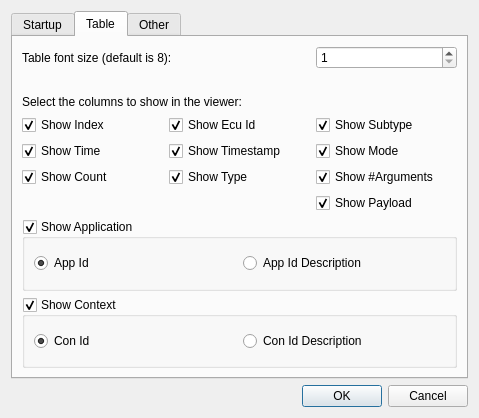
COVESA/dlt-viewer, file src/settingsdialog.ui: the form before one commit.
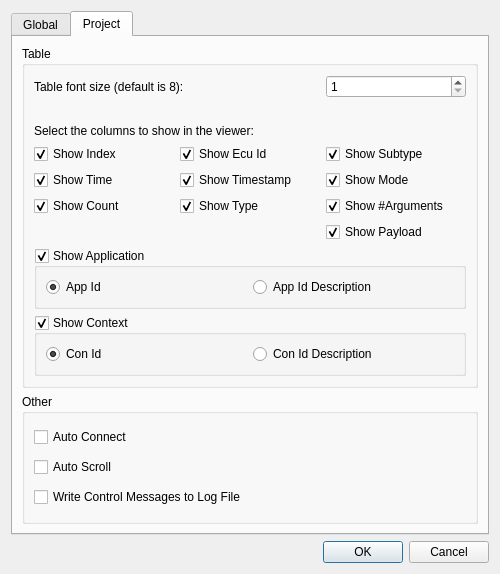
The form after the commit. The open tabs and pages were chosen to show the change. Icons and pictures are not drawn.

Commit message: [GSW-67] Store and restore global settings in project files.

Diff of the .ui file:
```diff
--- a/src/settingsdialog.ui
+++ b/src/settingsdialog.ui
@@ -6,8 +6,8 @@
    <rect>
     <x>0</x>
     <y>0</y>
-    <width>479</width>
-    <height>418</height>
+    <width>500</width>
+    <height>574</height>
    </rect>
   </property>
   <property name="windowTitle">
@@ -31,11 +31,11 @@
    <item row="0" column="0">
     <widget class="QTabWidget" name="tabWidget">
      <property name="currentIndex">
-      <number>1</number>
+      <number>0</number>
      </property>
      <widget class="QWidget" name="tab_1">
       <attribute name="title">
-       <string>Startup</string>
+       <string>Global</string>
       </attribute>
       <layout class="QGridLayout" name="gridLayout">
        <item row="0" column="0">
@@ -126,30 +126,64 @@
         </widget>
        </item>
        <item row="3" column="0">
-        <widget class="QCheckBox" name="checkBoxAutoConnect">
-         <property name="text">
-          <string>Auto Connect</string>
+        <spacer name="verticalSpacer">
+         <property name="orientation">
+          <enum>Qt::Vertical</enum>
          </property>
-        </widget>
-       </item>
-       <item row="4" column="0">
-        <widget class="QCheckBox" name="checkBoxAutoScroll">
-         <property name="text">
-          <string>Auto Scroll</string>
+         <property name="sizeHint" stdset="0">
+          <size>
+           <width>20</width>
+           <height>40</height>
+          </size>
          </property>
-         <property name="checked">
-          <bool>true</bool>
-         </property>
-        </widget>
+        </spacer>
        </item>
       </layout>
      </widget>
      <widget class="QWidget" name="tab_3">
       <attribute name="title">
-       <string>Table</string>
+       <string>Project</string>
       </attribute>
       <layout class="QGridLayout" name="gridLayout_6">
-       <item row="2" column="0">
+       <item row="0" column="0">
+        <widget class="QGroupBox" name="groupBox">
+         <property name="title">
+          <string>Table</string>
+         </property>
+         <layout class="QGridLayout" name="gridLayout_7">
+          <item row="3" column="0">
+           <widget class="QGroupBox" name="groupBoxConId">
+            <property name="title">
+             <string>Show Context</string>
+            </property>
+            <property name="checkable">
+             <bool>true</bool>
+            </property>
+            <layout class="QHBoxLayout" name="horizontalLayout_2">
+             <item>
+              <widget class="QRadioButton" name="radioButtonConId">
+               <property name="text">
+                <string>Con Id</string>
+               </property>
+               <property name="checked">
+                <bool>true</bool>
+               </property>
+              </widget>
+             </item>
+             <item>
+              <widget class="QRadioButton" name="radioButtonConIdDesc">
+               <property name="text">
+                <string>Con Id Description</string>
+               </property>
+               <property name="checked">
+                <bool>false</bool>
+               </property>
+              </widget>
+             </item>
+            </layout>
+           </widget>
+          </item>
+          <item row="1" column="0">
         <layout class="QGridLayout" name="gridLayout_3">
          <item row="3" column="0">
           <widget class="QCheckBox" name="checkBoxIndex">
@@ -251,6 +285,20 @@
            </property>
           </widget>
          </item>
+            <item row="1" column="0">
+             <widget class="QLabel" name="labelSpacer">
+              <property name="text">
+               <string/>
+              </property>
+             </widget>
+            </item>
+            <item row="2" column="0" colspan="2">
+             <widget class="QLabel" name="labelShowColumn">
+              <property name="text">
+               <string>Select the columns to show in the viewer:</string>
+              </property>
+             </widget>
+            </item>
          <item row="0" column="0" colspan="2">
           <widget class="QLabel" name="labelFontSize">
            <property name="text">
@@ -271,23 +319,9 @@
            </property>
           </widget>
          </item>
-         <item row="2" column="0" colspan="2">
-          <widget class="QLabel" name="labelShowColumn">
-           <property name="text">
-            <string>Select the columns to show in the viewer:</string>
-           </property>
-          </widget>
-         </item>
-         <item row="1" column="0">
-          <widget class="QLabel" name="labelSpacer">
-           <property name="text">
-            <string/>
-           </property>
-          </widget>
-         </item>
-        </layout>
-       </item>
-       <item row="4" column="0">
+           </layout>
+          </item>
+          <item row="2" column="0">
         <widget class="QGroupBox" name="groupBoxAppId">
          <property name="autoFillBackground">
           <bool>false</bool>
@@ -328,50 +362,37 @@
          </layout>
         </widget>
        </item>
-       <item row="5" column="0">
-        <widget class="QGroupBox" name="groupBoxConId">
+         </layout>
+        </widget>
+       </item>
+       <item row="1" column="0">
+        <widget class="QGroupBox" name="groupBox_2">
          <property name="title">
-          <string>Show Context</string>
-         </property>
-         <property name="checkable">
-          <bool>true</bool>
-         </property>
-         <layout class="QHBoxLayout" name="horizontalLayout_2">
-          <item>
-           <widget class="QRadioButton" name="radioButtonConId">
-            <property name="text">
-             <string>Con Id</string>
-            </property>
-            <property name="checked">
-             <bool>true</bool>
-            </property>
-           </widget>
-          </item>
-          <item>
-           <widget class="QRadioButton" name="radioButtonConIdDesc">
-            <property name="text">
-             <string>Con Id Description</string>
-            </property>
-            <property name="checked">
-             <bool>false</bool>
-            </property>
-           </widget>
-          </item>
-         </layout>
-        </widget>
-       </item>
-      </layout>
-     </widget>
-     <widget class="QWidget" name="tab">
-      <attribute name="title">
        <string>Other</string>
-      </attribute>
-      <layout class="QGridLayout" name="gridLayout_5">
+         </property>
+         <layout class="QGridLayout" name="gridLayout_4">
        <item row="0" column="0">
+           <widget class="QCheckBox" name="checkBoxAutoConnect">
+            <property name="text">
+             <string>Auto Connect</string>
+            </property>
+           </widget>
+          </item>
+          <item row="1" column="0">
+           <widget class="QCheckBox" name="checkBoxAutoScroll">
+            <property name="text">
+             <string>Auto Scroll</string>
+            </property>
+           </widget>
+          </item>
+          <item row="2" column="0">
         <widget class="QCheckBox" name="checkBoxWriteControl">
          <property name="text">
           <string>Write Control Messages to Log File</string>
          </property>
+           </widget>
+          </item>
+         </layout>
         </widget>
        </item>
       </layout>
```
Lines whose indentation alone changed are shown as unchanged. The commit also changes 11 other files.
